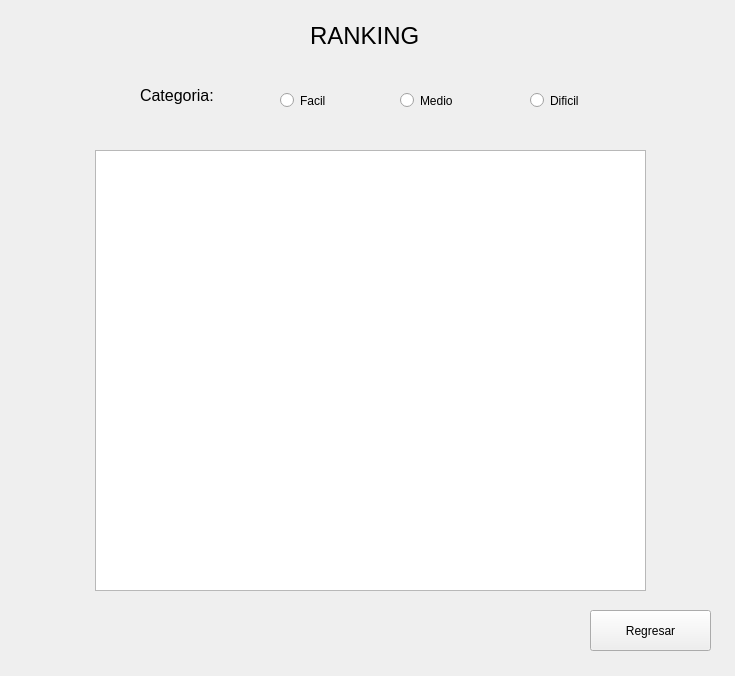
This is Minesweeper/frmranking.ui in WeaselSSH/Minesweeper as Qt 5 draws it before an edit. The edited form follows.
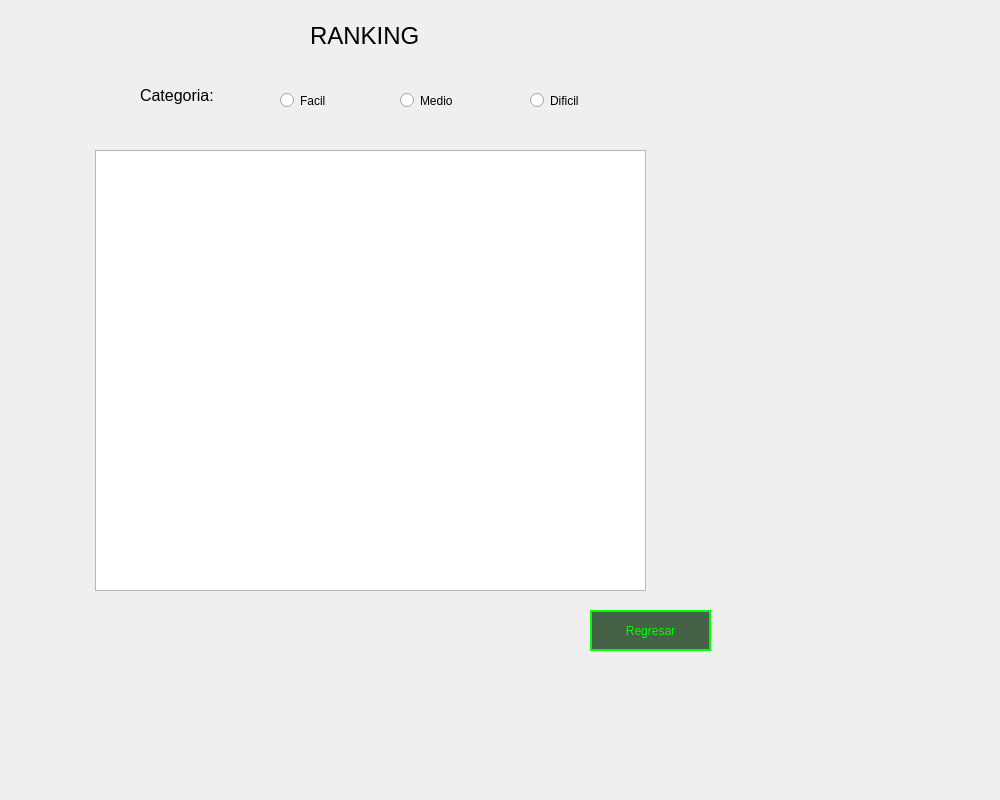
This is the edited form.

Diff of the .ui file:
```diff
--- a/Minesweeper/frmranking.ui
+++ b/Minesweeper/frmranking.ui
@@ -6,13 +6,39 @@
    <rect>
     <x>0</x>
     <y>0</y>
-    <width>735</width>
-    <height>676</height>
+    <width>1000</width>
+    <height>800</height>
    </rect>
   </property>
   <property name="windowTitle">
    <string>Form</string>
   </property>
+  <property name="styleSheet">
+   <string notr="true">QPushButton {
+    background-color: rgba(0, 40, 0, 180);
+    border: 2px solid #00FF00;             
+    color: #00FF00;                       
+    font-family: 'Press Start 2P';
+	font-style:Bold;         
+    padding: 10px;
+    text-transform: uppercase;
+}
+
+
+QPushButton:hover {
+    background-color: #004400;
+    border-color: #55FF55;                
+    color: #55FF55;
+  
+    box-shadow: 0 0 10px #00FF00; 
+}
+
+
+QPushButton:pressed {
+    background-color: #00FF00;
+    color: #050A05;                     
+}</string>
+  </property>
   <widget class="QLabel" name="label">
    <property name="geometry">
     <rect>
```
